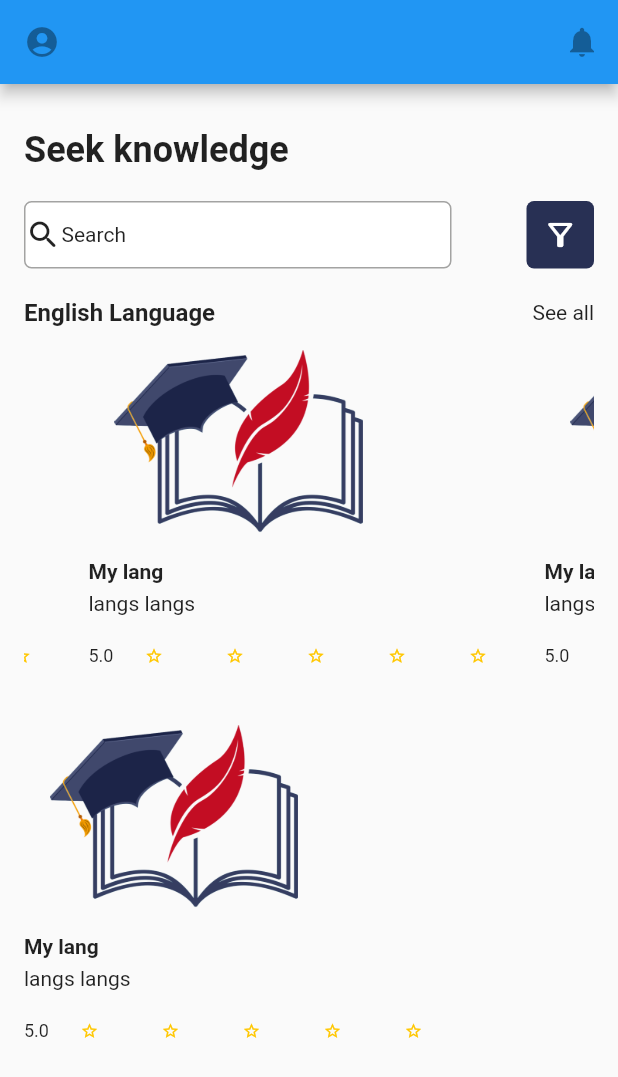
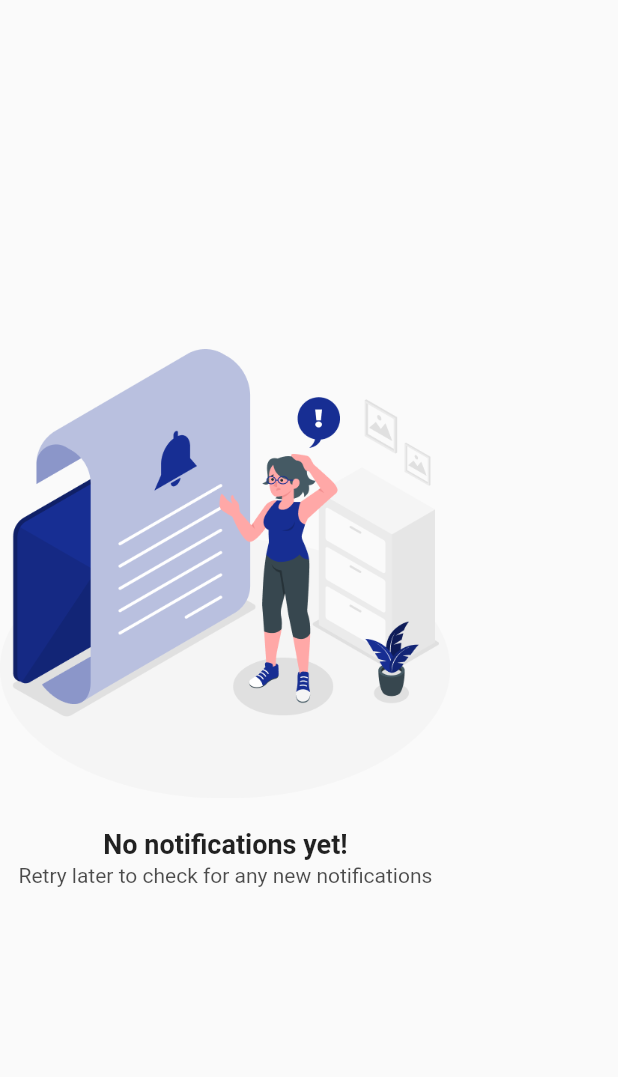
Before and after one commit to eaPeter/Accra_International_School_FlutterApp, a Flutter app: the screen it shows after launch, on a phone screen of 412 x 824 dp. Shown: the top 1077 px of the screen. Run offline on Flutter 3.47's test engine with Material 2 defaults, Android fonts, the phone set to English and light mode, and no system bars; drawn by our look-alikes of carousel_slider.

Commit message:
uploaded images and notifications page inclusion

```diff
--- a/lib/home.dart
+++ b/lib/home.dart
@@ -83,29 +83,30 @@ class Home extends StatelessWidget {
                     Text("See all")
                   ],
                 ),
-                Column(
-                  children: [
-                    CarouselSlider(
-                      options: CarouselOptions(height: 250.0),
-                      items: [1, 2, 3, 4, 5].map((i) {
-                        return Builder(
-                          builder: (BuildContext context) {
-                            return Container(
-                              width: MediaQuery.of(context).size.width,
-                              margin:
-                                  const EdgeInsets.symmetric(horizontal: 5.0),
-                              // decoration: const BoxDecoration(color: Colors.amber),
-                              child: const Courses(
-                                  image: "logo.png",
-                                  title: "My lang",
-                                  subtitle: "langs langs"),
-                            );
-                          },
-                        );
-                      }).toList(),
-                    ),
-                  ],
-                ),
+                const Courses2(),
+                // Column(
+                //   children: [
+                //     CarouselSlider(
+                //       options: CarouselOptions(height: 250.0),
+                //       items: [1, 2, 3, 4, 5].map((i) {
+                //         return Builder(
+                //           builder: (BuildContext context) {
+                //             return Container(
+                //               width: MediaQuery.of(context).size.width,
+                //               margin:
+                //                   const EdgeInsets.symmetric(horizontal: 5.0),
+                //               // decoration: const BoxDecoration(color: Colors.amber),
+                //               child: const Courses(
+                //                   image: "logo.png",
+                //                   title: "My lang",
+                //                   subtitle: "langs langs"),
+                //             );
+                //           },
+                //         );
+                //       }).toList(),
+                //     ),
+                //   ],
+                // ),
                 const Courses(
                     image: "logo.png",
                     title: "My lang",
@@ -372,3 +373,33 @@ class Courses extends StatelessWidget {
     ]);
   }
 }
+
+class Courses2 extends StatelessWidget {
+  const Courses2({Key? key}) : super(key: key);
+
+  @override
+  Widget build(BuildContext context) {
+    return Column(
+      children: [
+        CarouselSlider(
+          options: CarouselOptions(height: 250.0),
+          items: [1, 2, 3, 4, 5].map((i) {
+            return Builder(
+              builder: (BuildContext context) {
+                return Container(
+                  width: MediaQuery.of(context).size.width,
+                  margin: const EdgeInsets.symmetric(horizontal: 5.0),
+                  // decoration: const BoxDecoration(color: Colors.amber),
+                  child: const Courses(
+                      image: "logo.png",
+                      title: "My lang",
+                      subtitle: "langs langs"),
+                );
+              },
+            );
+          }).toList(),
+        ),
+      ],
+    );
+  }
+}
--- a/lib/main.dart
+++ b/lib/main.dart
@@ -1,7 +1,9 @@
 import 'package:accra_app/home.dart';
+import 'package:accra_app/notifications.dart';
 import 'package:flutter/material.dart';
 import 'home.dart';
 import 'splash1.dart';
+import 'notifications.dart';
 
 void main() {
   runApp(const MyApp());
@@ -20,7 +22,8 @@ class MyApp extends StatelessWidget {
       initialRoute: '/',
       routes: {
         // '/': (context) => const Splash1(),
-        '/': (context) => const Home(),
+        '/home': (context) => const Home(),
+        '/': (context) => const Notifications()
       },
     );
   }
--- /dev/null
+++ b/lib/notifications.dart
@@ -0,0 +1,40 @@
+import 'package:flutter/material.dart';
+
+class Notifications extends StatelessWidget {
+  const Notifications({Key? key}) : super(key: key);
+
+  @override
+  Widget build(BuildContext context) {
+    return Scaffold(
+      body: Column(
+        mainAxisAlignment: MainAxisAlignment.center,
+        crossAxisAlignment: CrossAxisAlignment.center,
+        children: [
+          Image.asset(
+            'assets/images/notifications.png',
+            width: 300.55,
+            height: 300,
+          ),
+          const Padding(
+            padding: EdgeInsets.only(top: 20),
+            child: Text(
+              'No notifications yet!',
+              style: TextStyle(fontSize: 18, fontWeight: FontWeight.w600),
+            ),
+          ),
+          const Padding(
+            padding: EdgeInsets.only(top: 2),
+            child: Text(
+              'Retry later to check for any new notifications',
+              style: TextStyle(
+                fontSize: 14,
+                fontWeight: FontWeight.w400,
+                color: Color.fromRGBO(0, 0, 0, 0.7),
+              ),
+            ),
+          ),
+        ],
+      ),
+    );
+  }
+}
```
Also changed, not shown: assets/images/english1.png (added), assets/images/english2.png (added), assets/images/math1.png (added), assets/images/math2.png (added), assets/images/notifications.png (added).
